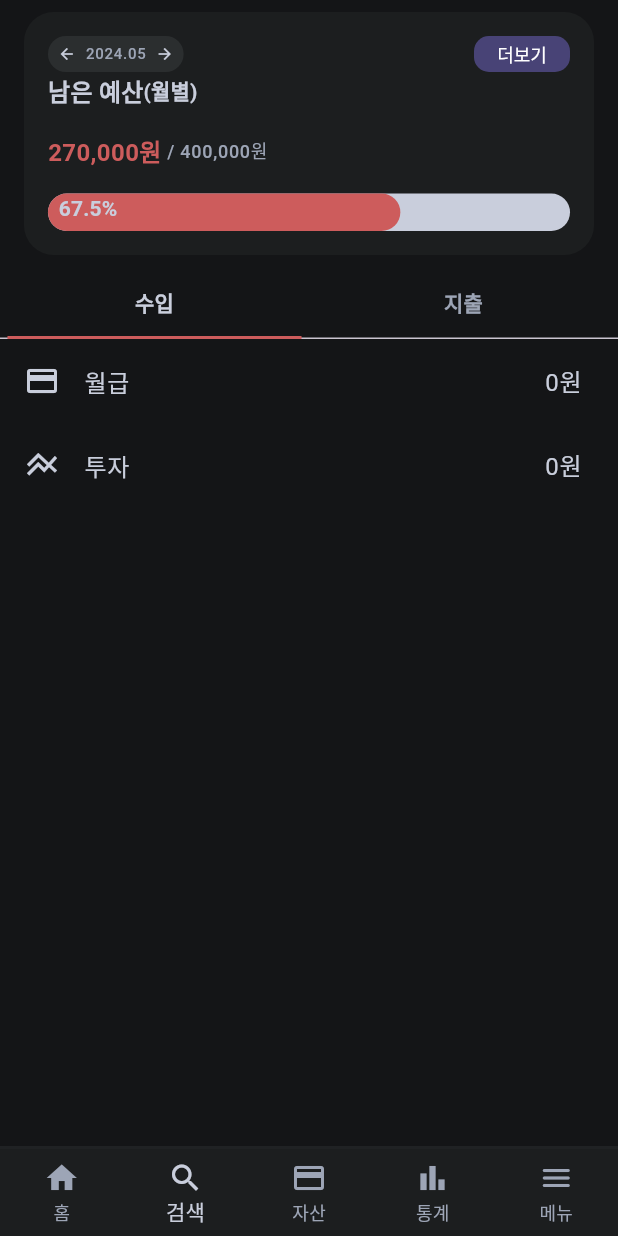
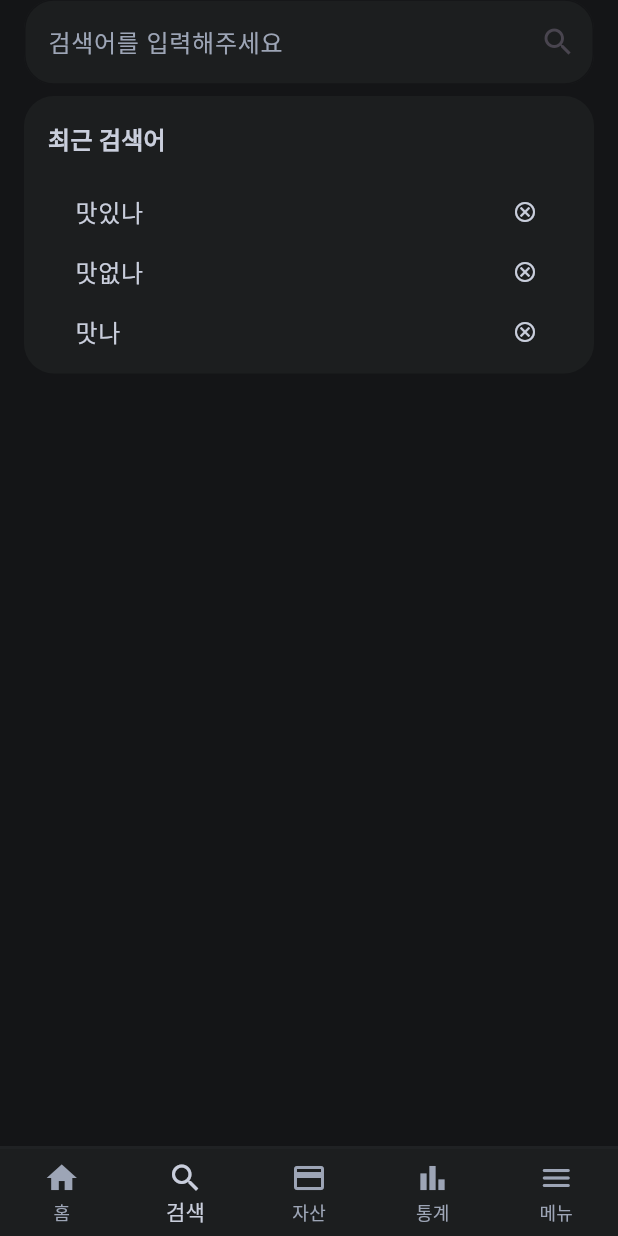
Before and after one commit to jhssong/profitnote, a Flutter app: the screen it shows after launch, item 2 of the bottom bar chosen, on a phone screen of 412 x 824 dp. Run offline on Flutter 3.47's test engine with Material 3 defaults, Android fonts, the phone set to English and light mode, and no system bars; our stand-ins replace percent_indicator.

Commit message:
feat: add search screen and search result screen

```diff
--- a/lib/main.dart
+++ b/lib/main.dart
@@ -2,6 +2,7 @@ import 'package:flutter/material.dart';
 import 'package:flutter/services.dart';
 import 'package:profitnote/screens/budget_screen.dart';
 import 'package:profitnote/screens/home_screen.dart';
+import 'package:profitnote/screens/search_screen.dart';
 import 'package:profitnote/style/theme.dart';
 
 void main() {
@@ -23,7 +24,8 @@ class _MyAppState extends State<MyApp> {
 
   static const List<Widget> _screenList = <Widget>[
     HomeScreen(),
-    BudgetScreen(),
+    SearchScreen(),
+    Text("자산 화면"),
     Text("통계 화면"),
     Text("메뉴 화면"),
   ];
--- a/lib/screens/detail_budget_screen.dart
+++ b/lib/screens/budget_setting_screen.dart
@@ -6,7 +6,7 @@ import 'package:profitnote/widgets/control_btn_group.dart';
 import 'package:intl/intl.dart';
 
 class DetailBudgetScreen extends StatefulWidget {
-  const DetailBudgetScreen({Key? key}) : super(key: key);
+  const DetailBudgetScreen({super.key});
 
   @override
   State<DetailBudgetScreen> createState() => _DetailBudgetScreenState();
--- /dev/null
+++ b/lib/screens/search_screen.dart
@@ -0,0 +1,104 @@
+import 'package:flutter/material.dart';
+import 'package:profitnote/screens/home_screen.dart';
+import 'package:profitnote/screens/search_result_screen.dart';
+import 'package:profitnote/style/theme.dart';
+import 'package:profitnote/widgets/search_history_widget.dart';
+import 'package:profitnote/widgets/card_widget.dart';
+import 'package:profitnote/main.dart';
+
+class SearchScreen extends StatefulWidget {
+  const SearchScreen({super.key});
+
+  @override
+  State<SearchScreen> createState() => _SearchScreenState();
+}
+
+class _SearchScreenState extends State<SearchScreen> {
+  @override
+  Widget build(BuildContext context) {
+    return Scaffold(
+      appBar: AppBar(
+        // title: Text("검색", style: TextStyle(color: ColorTheme.cardLabelText)),
+        // add search field in appbar
+
+        title: TextField(
+          decoration: InputDecoration(
+            filled: true,
+            fillColor: ColorTheme.cardBackground,
+            enabledBorder: OutlineInputBorder(
+              borderSide: BorderSide(color: ColorTheme.background, width: 1),
+              borderRadius: BorderRadius.circular(20),
+            ),
+            hintText: "검색어를 입력해주세요",
+            hintStyle: TextStyle(color: ColorTheme.cardLabelText, fontSize: 16),
+            // prefixIcon: IconButton(
+            //   icon: const Icon(Icons.arrow_back),
+            //   onPressed: () {
+            //     Navigator.of(context).push(
+            //       MaterialPageRoute(
+            //         builder: (context) => const HomeScreen(),
+            //       ),
+            //     );
+            //   },
+            // ),
+            suffixIcon: IconButton(
+              icon: const Icon(Icons.search),
+              onPressed: () {
+                Navigator.of(context).push(
+                  MaterialPageRoute(
+                    builder: (context) => const SearchResultScreen(),
+                  ),
+                );
+              },
+            ),
+          ),
+        ),
+      ),
+      body: Stack(
+        children: [
+          Container(
+            child: ListView(
+              children: [
+                CardWidget(
+                  // title: "최근 검색어",
+                  title: "최근 검색어",
+                  body: Column(children: [
+                    SizedBox(
+                      height: 40,
+                      child: SearchHistoryWidget(
+                        label: "맛있나",
+                        onTapped: () {},
+                      ),
+                    ),
+                    SizedBox(
+                      height: 40,
+                      child: SearchHistoryWidget(
+                        label: "맛없나",
+                        onTapped: () {},
+                      ),
+                    ),
+                    SizedBox(
+                      height: 40,
+                      child: SearchHistoryWidget(
+                        label: "맛나",
+                        onTapped: () {},
+                      ),
+                    ),
+                    // SearchHistoryWidget(
+                    //   label: "맛있나",
+                    //   onTapped: () {},
+                    // ),
+                    // SearchHistoryWidget(
+                    //   label: "맛없나",
+                    //   onTapped: () {},
+                    // ),
+                  ]),
+                ),
+              ],
+            ),
+          ),
+        ],
+      ),
+    );
+  }
+}
--- /dev/null
+++ b/lib/widgets/search_history_widget.dart
@@ -0,0 +1,37 @@
+import 'package:flutter/material.dart';
+import 'package:profitnote/style/theme.dart';
+
+class SearchHistoryWidget extends StatelessWidget {
+  final String label;
+  final Function()? onTapped;
+
+  const SearchHistoryWidget(
+      {super.key, required this.onTapped, required this.label});
+
+  @override
+  Widget build(BuildContext context) {
+    return ListTile(
+      // make edge padding
+      contentPadding: const EdgeInsets.symmetric(horizontal: 6),
+
+      title: TextButton(
+        onPressed: onTapped,
+        child: Align(
+          alignment: Alignment.centerLeft,
+          child: Text(
+            label,
+            style: Theme.of(context).textTheme.bodyLarge,
+            textAlign: TextAlign.left,
+          ),
+        ),
+      ),
+
+      trailing: IconButton(
+        icon: const Icon(Icons.cancel_outlined),
+        iconSize: 16,
+        color: ColorTheme.cardText,
+        onPressed: () {},
+      ),
+    );
+  }
+}
```
Also changed, not shown: lib/screens/budget_screen.dart (+4 -4 lines), lib/screens/search_result_screen.dart (added, +99 -0 lines), lib/widgets/date_widget.dart (added, +28 -0 lines), lib/widgets/pay_history_widget.dart (added, +43 -0 lines).
